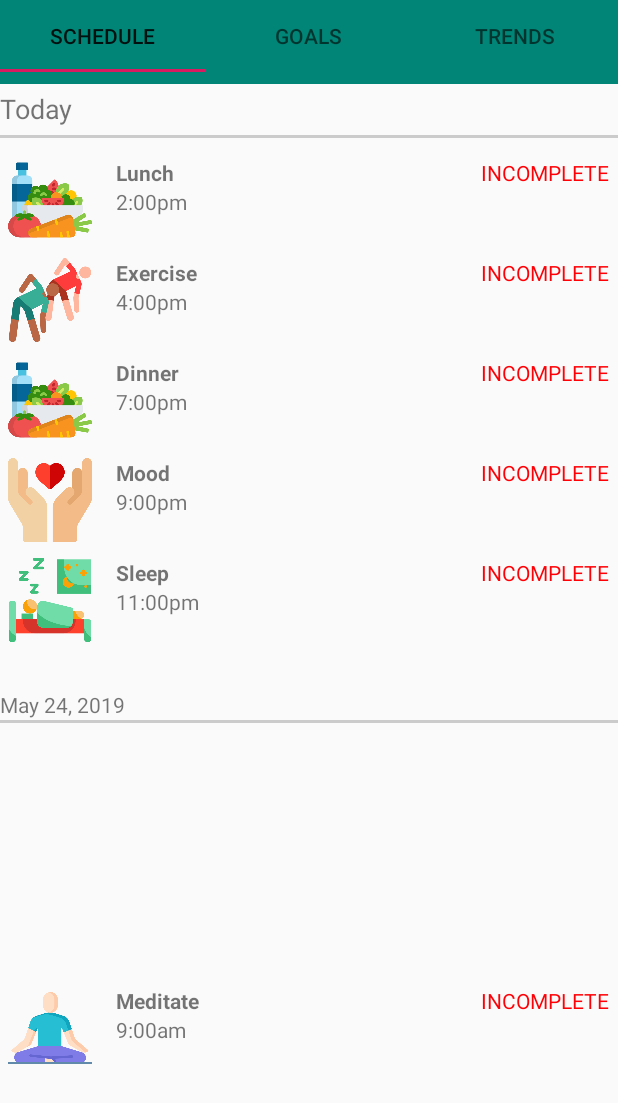
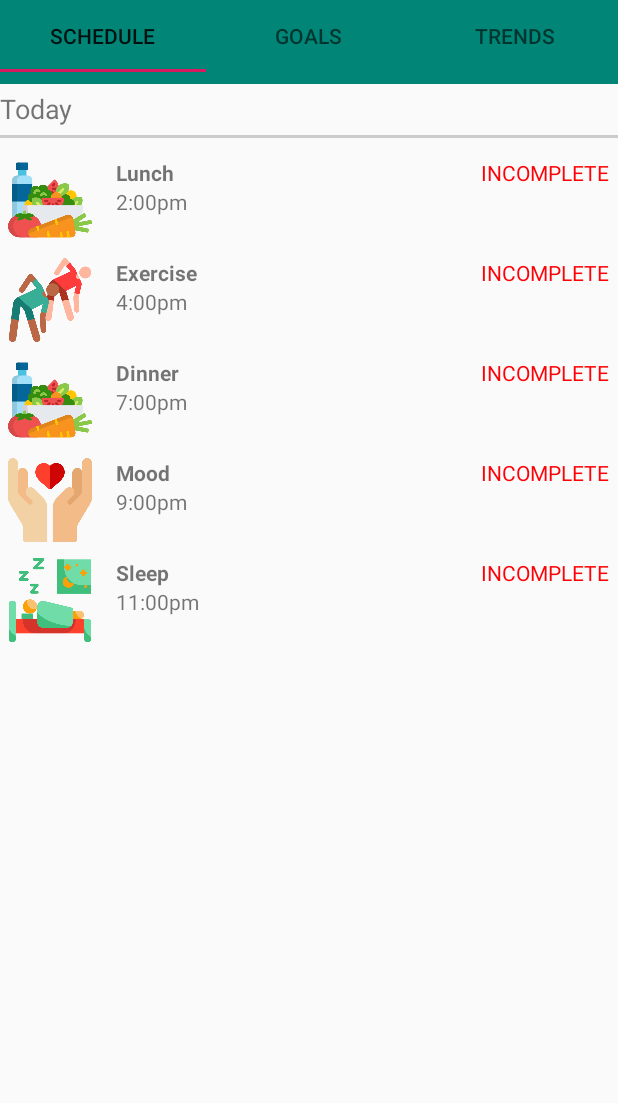
Before and after one commit to mskopic/HealthApp_test, an Android app: the ScheduleTab screen opened directly, with no data from a screen before it, on a phone screen of 412 x 824 dp. Shown: the top 1103 px of the screen. Run offline under Robolectric (Android 15) with nearby library versions, the phone set to English and light mode, and no system bars.

```diff
--- a/app/src/main/java/com/example/healthapp_test/ScheduleTab.java
+++ b/app/src/main/java/com/example/healthapp_test/ScheduleTab.java
@@ -1,6 +1,7 @@
 package com.example.healthapp_test;
 
 import android.content.Context;
+import android.content.Intent;
 import android.net.Uri;
 import android.os.Bundle;
 import android.support.v4.app.Fragment;
@@ -11,6 +12,7 @@ import android.view.View;
 import android.view.ViewGroup;
 import android.widget.Button;
 import android.widget.TextView;
+import android.widget.Toast;
 
 import org.w3c.dom.Text;
 
@@ -44,7 +46,7 @@ public class ScheduleTab extends Fragment {
     private String mParam2;
 
     private OnFragmentInteractionListener mListener;
-
+    private Intent prevIntent;
     public ScheduleTab() {
         // Required empty public constructor
     }
@@ -83,6 +85,7 @@ public class ScheduleTab extends Fragment {
 
         secondContact = new ArrayList<>();
         secondContact.add(new Schedule("Meditate", "9:00am", R.drawable.meditate));
+
     }
 
     @Override
@@ -99,6 +102,19 @@ public class ScheduleTab extends Fragment {
         RecyclerViewAdapter recyclerAdapter1 = new RecyclerViewAdapter(getContext(), secondContact);
         myRecyclerView1.setLayoutManager(new LinearLayoutManager(getActivity()));
         myRecyclerView1.setAdapter(recyclerAdapter1);
+
+        prevIntent = getActivity().getIntent();
+        String user = prevIntent.getStringExtra("med_to_sched");
+
+        if(user != null) {
+            if (user.trim().equals("med_to_sched") || user.trim().equals("true")) {
+                myRecyclerView1.setVisibility(View.VISIBLE);
+                View future_view = (View) v.findViewById(R.id.future_view);
+                future_view.setVisibility(View.VISIBLE);
+                TextView future_text_view = (TextView) v.findViewById(R.id.future_textview);
+                future_text_view.setVisibility(View.VISIBLE);
+            }
+        }
         return v;
     }
 
--- a/app/src/main/java/com/example/healthapp_test/Set_Schedule.java
+++ b/app/src/main/java/com/example/healthapp_test/Set_Schedule.java
@@ -142,6 +142,7 @@ public class Set_Schedule extends AppCompatActivity {
         new_class(prev_act);
         Intent done = new Intent(this,TabsActivity.class);
         done.putExtra("username", getIntent().getStringExtra("username"));
+        done.putExtra("med_to_sched", "true");
         startActivity(done);
     }
 
--- a/app/src/main/res/layout/fragment_schedule_tab.xml
+++ b/app/src/main/res/layout/fragment_schedule_tab.xml
@@ -45,7 +45,7 @@
         android:layout_marginEnd="0dp"
         android:layout_marginRight="0dp"
         android:layout_marginBottom="72dp"
-        android:visibility="visible"
+        android:visibility="invisible"
         />
 
     <TextView
@@ -53,13 +53,14 @@
         android:layout_width="wrap_content"
         android:layout_height="wrap_content"
         android:layout_marginTop="460dp"
-        android:visibility="visible"
+        android:visibility="invisible"
         android:text="May 24, 2019" />
 
     <View
+        android:id="@+id/future_view"
         android:layout_width="match_parent"
         android:layout_height="2dp"
         android:layout_marginTop="480dp"
-        android:visibility="visible"
+        android:visibility="invisible"
         android:background="#cbcbcb" />
 </RelativeLayout>
```
Also changed, not shown: app/src/main/java/com/example/healthapp_test/RecyclerViewAdapter.java (+15 -0 lines).
